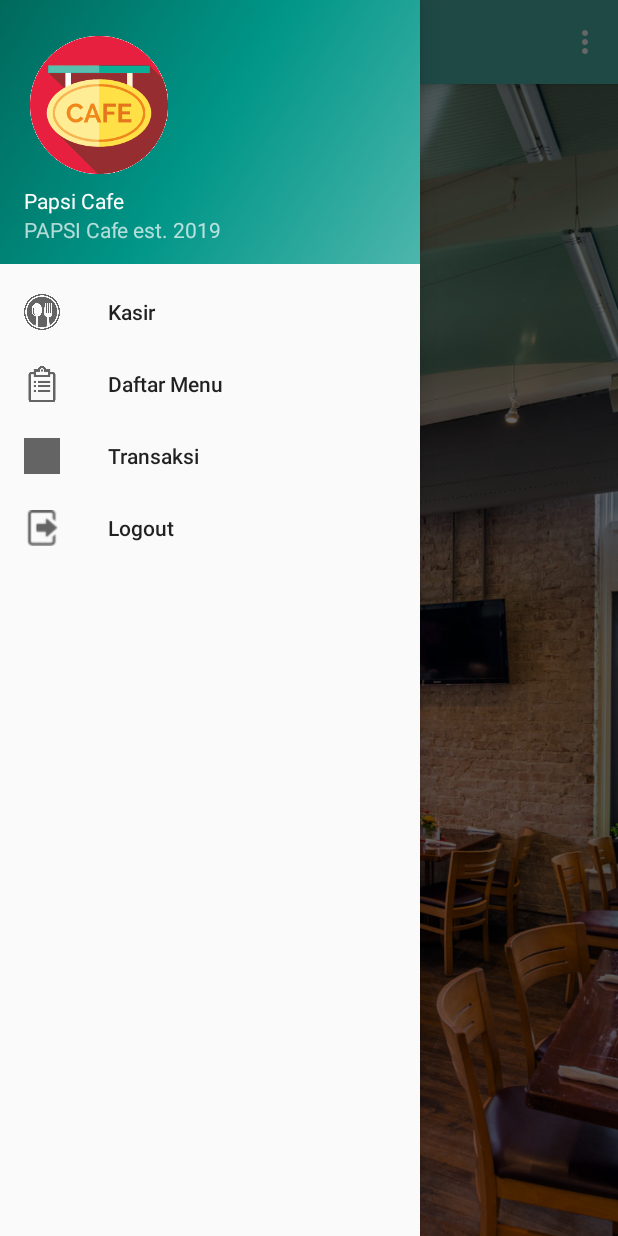
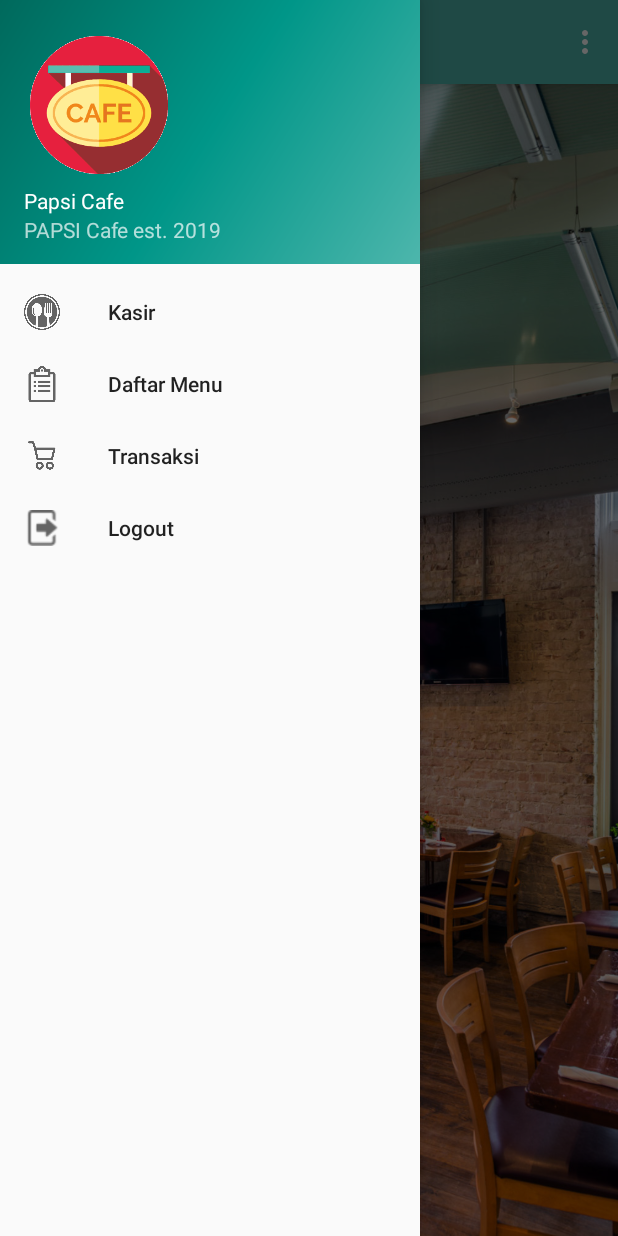
Before and after one commit to arnoldarmandosuwuh/ProjectCafe, an Android app: the fragment DaftarMenuFragment placed in its activity, with the side drawer open, on a phone screen of 412 x 824 dp. Run offline under Robolectric (Android 15) with nearby library versions, the phone set to English and light mode, and no system bars; our stand-ins replace Picasso, Volley; network calls fail; pictures from the network do not load; Roboto replaces fonts that are not available here; 2 statements that could not run were skipped.

Commit message:
Change Webservice URL

```diff
--- a/app/src/main/java/com/cafe_papsi/aplikasipapsicafe/DaftarMenuFragment.java
+++ b/app/src/main/java/com/cafe_papsi/aplikasipapsicafe/DaftarMenuFragment.java
@@ -65,7 +65,7 @@ public class DaftarMenuFragment extends Fragment {
     public void onResume() {
         super.onResume();
 
-        String url = "http://192.168.8.100:8080/ProjectCafe/ambil_menu.php";
+        String url = "https://projectcafepapsi.000webhostapp.com/ambil_menu.php";
         StringRequest request = new StringRequest(Request.Method.GET, url, new Response.Listener<String>() {
             @Override
             public void onResponse(String response) {
--- a/app/src/main/java/com/cafe_papsi/aplikasipapsicafe/LoginActivity.java
+++ b/app/src/main/java/com/cafe_papsi/aplikasipapsicafe/LoginActivity.java
@@ -84,7 +84,7 @@ public class LoginActivity extends AppCompatActivity {
                 username = etUsername.getText().toString();
                 password = etPassword.getText().toString();
 
-                String url = "http://192.168.8.100:8080/ProjectCafe/login.php";
+                String url = "https://projectcafepapsi.000webhostapp.com/login.php";
                 if (isValidInput()) {
                     StringRequest request = new StringRequest(Request.Method.POST, url, new Response.Listener<String>() {
                         @Override
--- a/app/src/main/java/com/cafe_papsi/aplikasipapsicafe/PembayaranFragment.java
+++ b/app/src/main/java/com/cafe_papsi/aplikasipapsicafe/PembayaranFragment.java
@@ -137,7 +137,7 @@ public class PembayaranFragment extends Fragment {
                 kembalian = bayar - (int) Math.round(subTotal);
 
 
-                String url = "http://192.168.8.100:8080/ProjectCafe/transaksi.php";
+                String url = "https://projectcafepapsi.000webhostapp.com/transaksi.php";
                 if (isValidInput()) {
                     StringRequest request = new StringRequest(Request.Method.POST, url, new Response.Listener<String>() {
                         @Override
--- a/app/src/main/java/com/cafe_papsi/aplikasipapsicafe/RegisterActivity.java
+++ b/app/src/main/java/com/cafe_papsi/aplikasipapsicafe/RegisterActivity.java
@@ -103,7 +103,7 @@ public class RegisterActivity extends AppCompatActivity {
                 username = etUsername.getText().toString();
                 password = etPassword.getText().toString();
                 confirmPassword = etConfirmPassword.getText().toString();
-                String url = "http://192.168.8.100:8080/ProjectCafe/registrasi.php";
+                String url = "https://projectcafepapsi.000webhostapp.com/registrasi.php";
                 if (isValidInput()) {
                     StringRequest request = new StringRequest(Request.Method.POST, url, new Response.Listener<String>() {
 
--- a/app/src/main/java/com/cafe_papsi/aplikasipapsicafe/TransaksiFragment.java
+++ b/app/src/main/java/com/cafe_papsi/aplikasipapsicafe/TransaksiFragment.java
@@ -66,7 +66,7 @@ public class TransaksiFragment extends Fragment {
     public void onResume() {
         super.onResume();
 
-        String url = "http://192.168.8.100:8080/ProjectCafe/ambil_transaksi.php";
+        String url = "https://projectcafepapsi.000webhostapp.com/ambil_transaksi.php";
         StringRequest request = new StringRequest(Request.Method.GET, url, new Response.Listener<String>() {
             @Override
             public void onResponse(String response) {
--- a/app/src/main/res/menu/activity_main_drawer.xml
+++ b/app/src/main/res/menu/activity_main_drawer.xml
@@ -14,7 +14,7 @@
             android:title="Daftar Menu" />
         <item
             android:id="@+id/nav_transaksi"
-            android:icon="@drawable/transaksi"
+            android:icon="@drawable/menu_transaksi"
             android:title="Transaksi" />
 
         <item
```
Also changed, not shown: app/src/main/res/drawable/menu_transaksi.png (added), app/src/main/res/drawable/transaksi.png.
